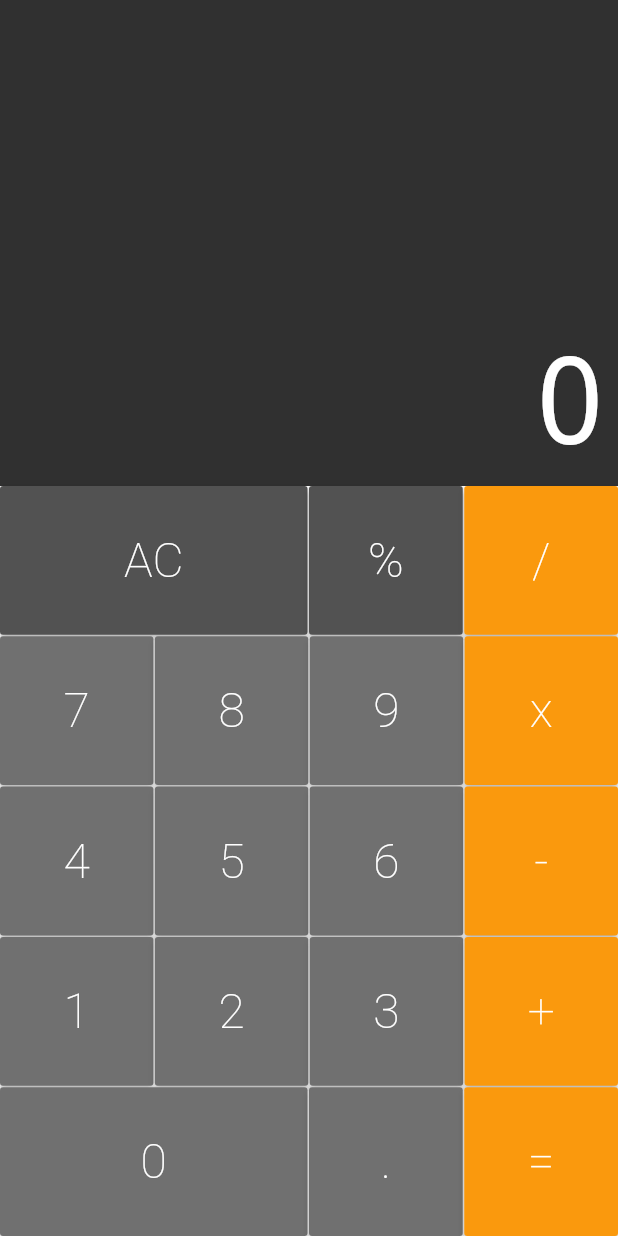
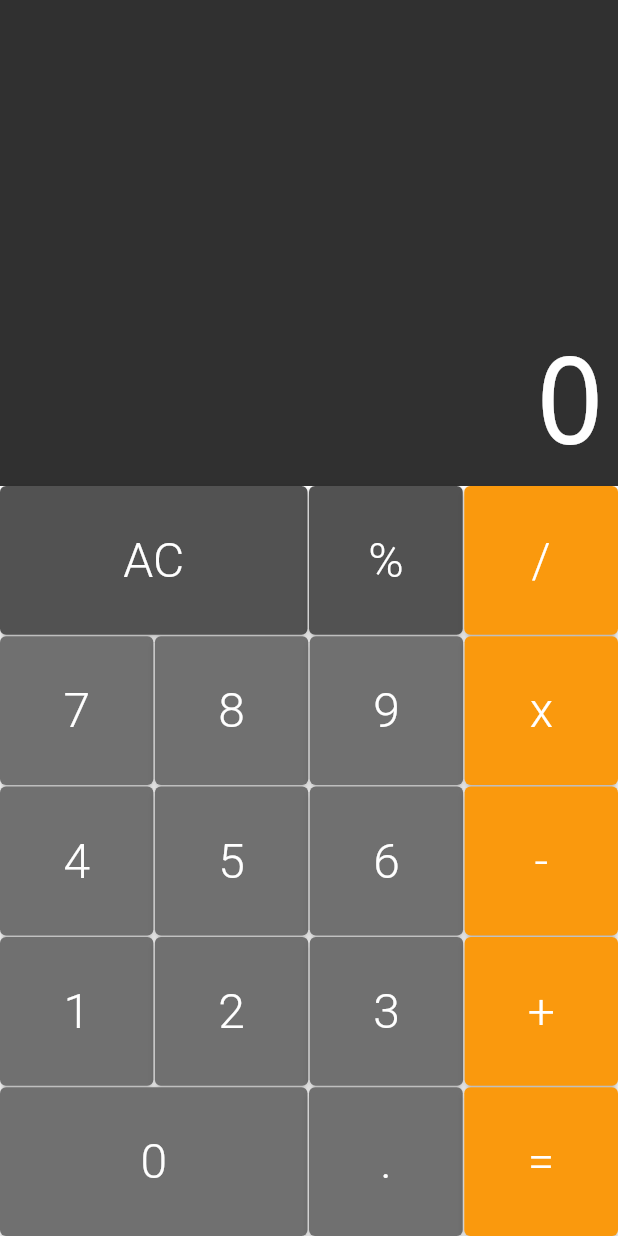
Before and after one commit to omatheusoliveira/calculator-flutter, a Flutter app: the screen it shows after launch, on a phone screen of 412 x 824 dp. Run offline on Flutter 3.47's test engine with Material 2 defaults, Android fonts, the phone set to English and light mode, and no system bars; drawn by our look-alikes of auto_size_text.

Commit message:
changed to elevatedbutton

```diff
--- a/lib/components/button.dart
+++ b/lib/components/button.dart
@@ -36,14 +36,16 @@ class Button extends StatelessWidget {
   Widget build(BuildContext context) {
     return Expanded(
       flex: big ? 2 : 1,
-      child: RaisedButton(
-        color: color,
+      child: ElevatedButton(
+        style: ElevatedButton.styleFrom(
+          primary: color,
+        ),
         child: Text(
           text,
           style: TextStyle(
             color: Colors.white,
             fontSize: 32,
-            fontWeight: FontWeight.w200,
+            fontWeight: FontWeight.w300,
           ),
         ),
         onPressed: () => cb(text),
--- a/lib/components/display.dart
+++ b/lib/components/display.dart
@@ -26,7 +26,7 @@ class Display extends StatelessWidget {
                   maxLines: 1,
                   textAlign: TextAlign.end,
                   style: TextStyle(
-                    fontWeight: FontWeight.w100,
+                    fontWeight: FontWeight.w200,
                     decoration: TextDecoration.none,
                     fontSize: 80,
                     color: Colors.white,
```
